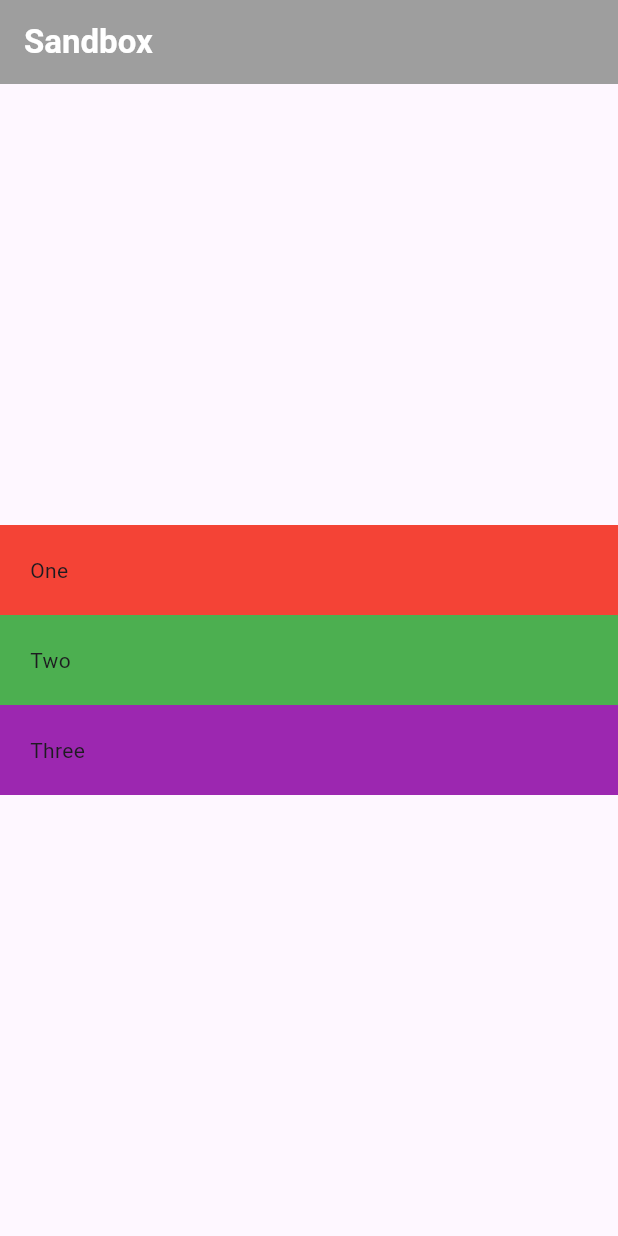
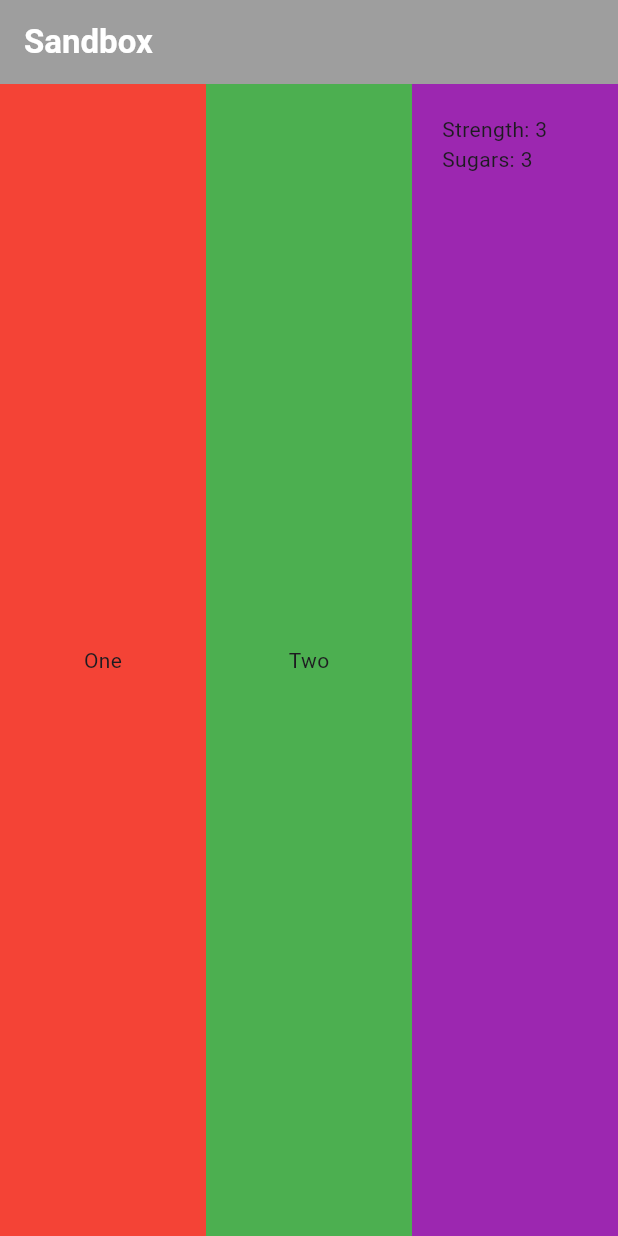
Before and after one commit to empayam/Flutter-APP, a Flutter app: the screen it shows after launch, on a phone screen of 412 x 824 dp. Run offline on Flutter 3.47's test engine with Material 3 defaults, Android fonts, the phone set to English and light mode, and no system bars.

Commit message:
Rows and Import Inner Section

```diff
--- a/lib/columns.dart
+++ b/lib/columns.dart
@@ -2,8 +2,8 @@
 import 'package:flutter/material.dart';
 
 // Columns
-class Sandbox extends StatelessWidget {
-  const Sandbox({super.key});
+class Columns extends StatelessWidget {
+  const Columns({super.key});
 
   @override
   Widget build(BuildContext context) {
--- a/lib/main.dart
+++ b/lib/main.dart
@@ -1,6 +1,8 @@
 // Library
 //// Columns
 import 'package:fanavaran_app/columns.dart';
+//// Rows
+import 'package:fanavaran_app/row.dart';
 //// Home
 import 'package:fanavaran_app/home.dart';
 //// Material
@@ -9,7 +11,7 @@ import 'package:flutter/material.dart';
 void main() {
   runApp(const MaterialApp(
     home: Scaffold(
-      body: Sandbox()
+      body: Rows()
     ),
   ));
 }
--- /dev/null
+++ b/lib/row.dart
@@ -0,0 +1,57 @@
+// Library
+import 'package:fanavaran_app/services.dart';
+import 'package:flutter/material.dart';
+
+// Columns
+class Rows extends StatelessWidget {
+  const Rows({super.key});
+
+  @override
+  Widget build(BuildContext context) {
+    return Scaffold(
+      appBar: AppBar(
+        title: const Text(
+          'Sandbox',
+          style: TextStyle(
+            color: Colors.white,
+            fontWeight: FontWeight.bold,
+          ),
+        ),
+        backgroundColor: Colors.grey,
+      ),
+      body: Row(
+        crossAxisAlignment: CrossAxisAlignment.start,
+        mainAxisAlignment: MainAxisAlignment.start,
+        children: [
+          Expanded(
+            child: Container(
+              color: Colors.red,
+              padding: const EdgeInsets.all(20),
+              child: const Center(
+                child: Text('One'),
+              ),
+            ),
+          ),
+          Expanded(
+            child: Container(
+              color: Colors.green,
+              padding: const EdgeInsets.all(20),
+              child: const Center(
+                child: Text('Two'),
+              ),
+            ),
+          ),
+          Expanded(
+            child: Container(
+              color: Colors.purple,
+              padding: const EdgeInsets.all(20),
+              child: const Center(
+                child: Services(),
+              ),
+            ),
+          ),
+        ],
+      ),
+    );
+  }
+}
--- /dev/null
+++ b/lib/services.dart
@@ -0,0 +1,25 @@
+import 'package:flutter/material.dart';
+
+class Services extends StatelessWidget {
+  const Services({super.key});
+
+  @override
+  Widget build(BuildContext context) {
+    return const Column(
+      children: [
+        Row(
+          children: [
+            Text('Strength: '),
+            Text('3'),
+          ],
+        ),
+        Row(
+          children: [
+            Text('Sugars: '),
+            Text('3'),
+          ],
+        ),
+      ],
+    );
+  }
+}
```
